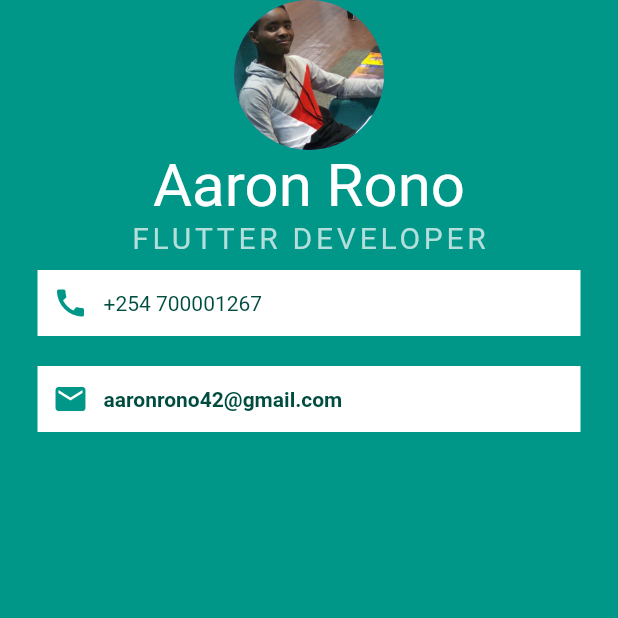
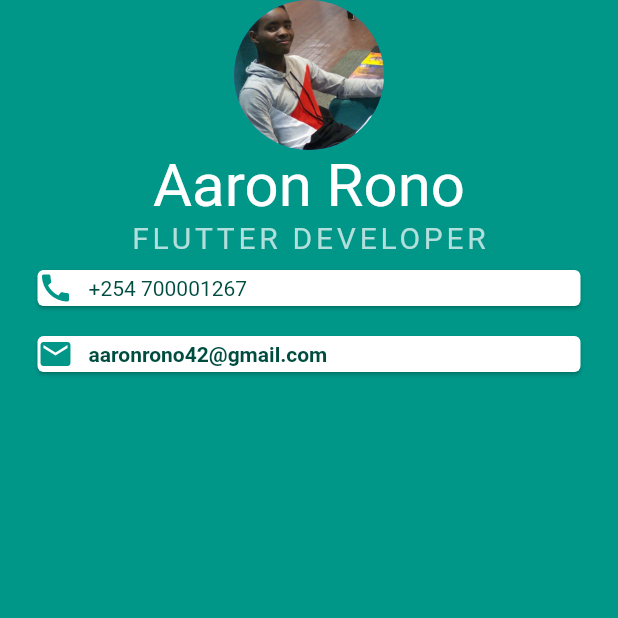
Before and after one commit to aaronkip/Flutter-FolioCard, a Flutter app: the screen it shows after launch, on a phone screen of 412 x 824 dp, the top half of it. Run offline on Flutter 3.47's test engine with Material 2 defaults, Android fonts, the phone set to English and light mode, and no system bars.

Commit message:
Replace container with card

```diff
--- a/lib/main.dart
+++ b/lib/main.dart
@@ -30,7 +30,7 @@ class MyApp extends StatelessWidget {
                   color: Colors.teal[100],
                 ),
               ),
-              Container(
+              Card(
                 color: Colors.white,
                 padding: EdgeInsets.all(10.0),
                 margin: EdgeInsets.symmetric(vertical:10.0, horizontal:25),
@@ -52,7 +52,7 @@ class MyApp extends StatelessWidget {
                   ],
                 ),
               ),
-              Container(
+              Card(
                 color: Colors.white,
                 padding: EdgeInsets.all(10.0),
                 margin: EdgeInsets.symmetric(vertical:10, horizontal:25),
```
